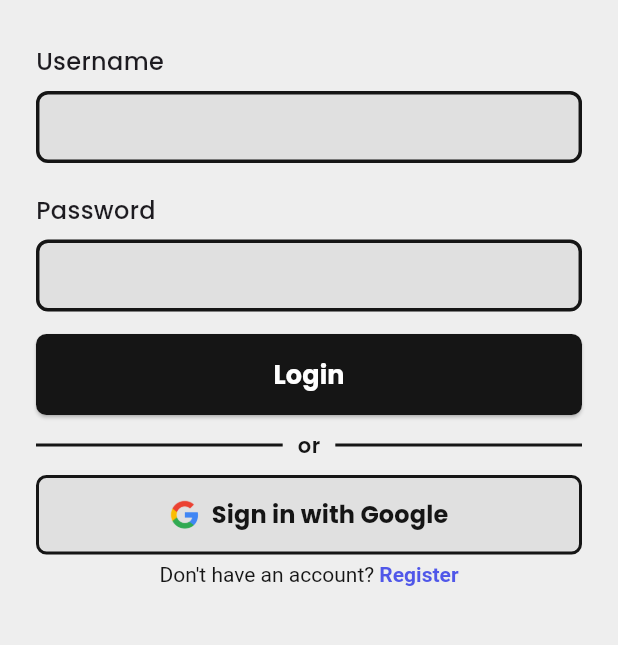
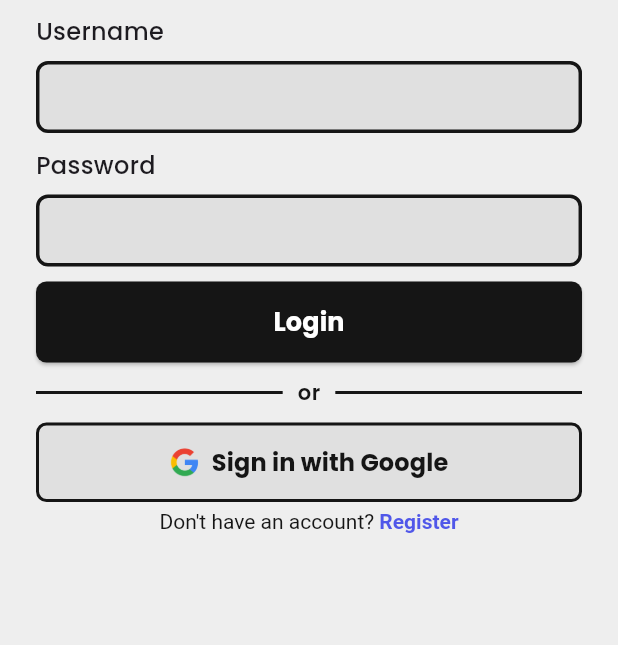
Before and after one commit to Auvryy/research-connect-app, a Flutter app: the screen it shows after launch, on a phone screen of 412 x 824 dp, the part 353-998 px from its top. Run offline on Flutter 3.47's test engine with Material 3 defaults, Android fonts, the phone set to English and light mode, and no system bars; our stand-ins replace cookie_jar, dio, dio_cookie_manager, flutter_svg, image_picker, shared_preferences.

Commit message:
fixed minor issues to prepare for presentation tomorrow

```diff
--- a/lib/screens/login/login_page.dart
+++ b/lib/screens/login/login_page.dart
@@ -84,11 +84,11 @@ class _LoginPageState extends State<LoginPage> {
                   color: AppColors.secondary,
                 ),
               ),
-              const SizedBox(height: 30),
+              const SizedBox(height: 10),
               CustomTextField(label: "Username", controller: _usernameController),
-              const SizedBox(height: 20),
+              const SizedBox(height: 10),
               CustomTextField(label: "Password", obscureText: true, controller: _passwordController),
-              const SizedBox(height: 15),
+              const SizedBox(height: 10),
               PrimaryButton(
                 text: _loading ? "Logging in..." : "Login",
                 onPressed: _loading ? null : _loginUser,
```
